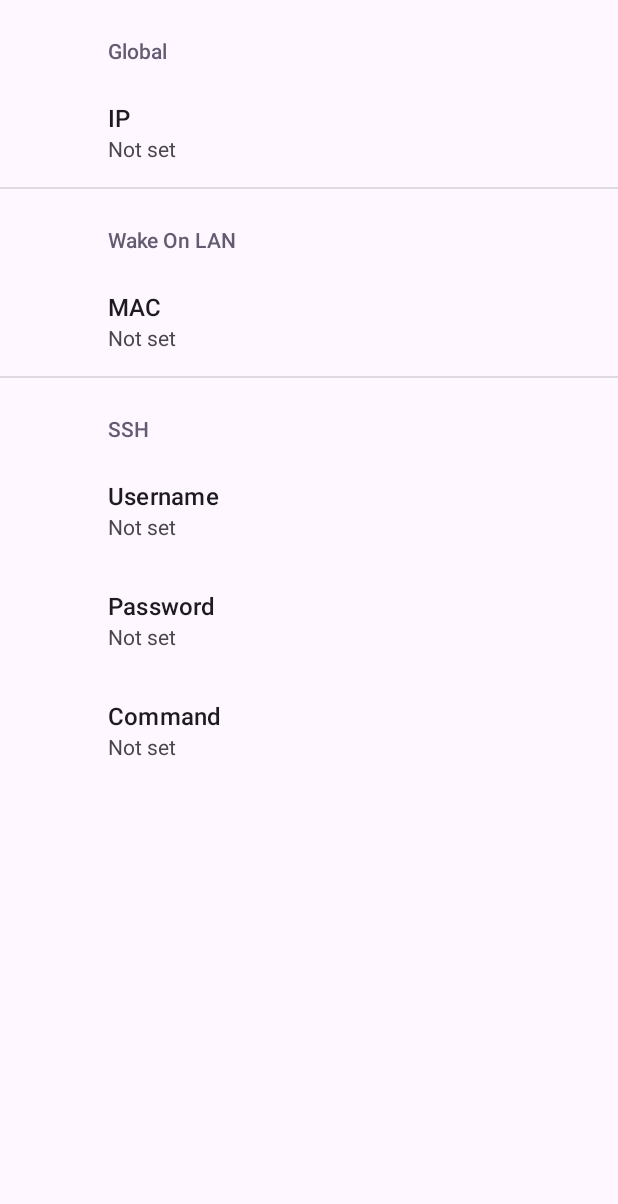
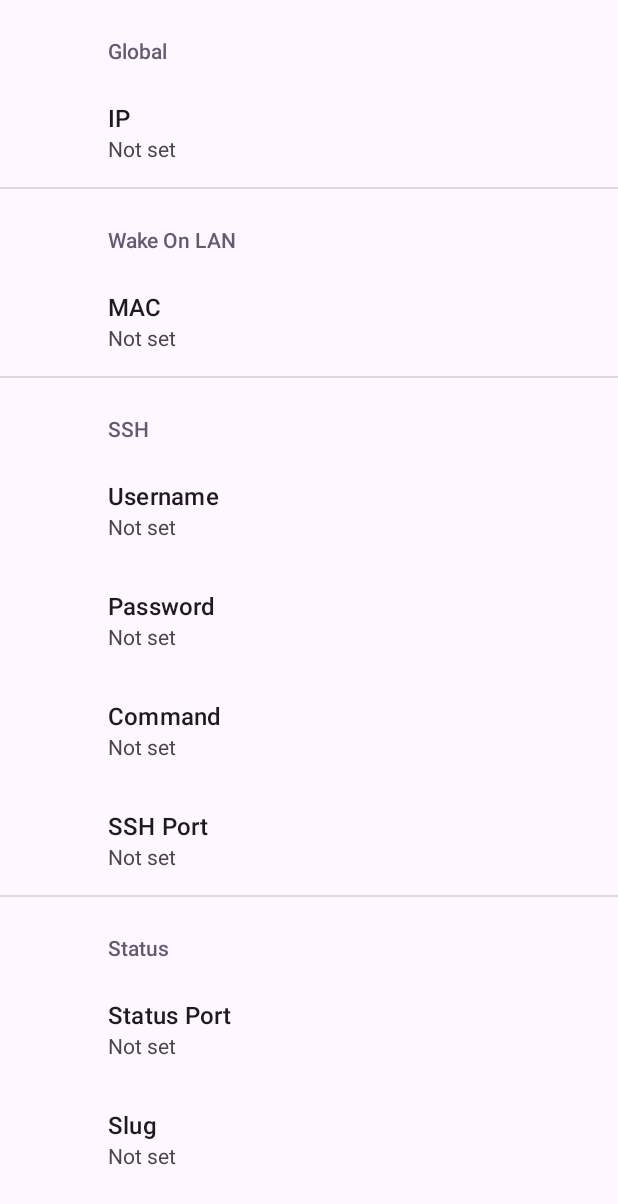
Before and after one commit to Nytuo/LocalServerRemote, an Android app: the SettingsActivity screen opened directly, with no data from a screen before it, on a phone screen of 412 x 824 dp. Shown: the top 1204 px of the screen. Run offline under Robolectric (Android 15) with nearby library versions, the phone set to English and light mode, and no system bars; our stand-ins replace androidx.preference.

Commit message:
- Adding more customization - Adding the possibility to look for a specific address instead of just the host/ip.

```diff
--- a/app/src/main/AndroidManifest.xml
+++ b/app/src/main/AndroidManifest.xml
@@ -13,6 +13,7 @@
         android:roundIcon="@mipmap/ic_launcher_round"
         android:supportsRtl="true"
         android:theme="@style/Theme.BatRemote"
+        android:usesCleartextTraffic="true"
         tools:targetApi="31">
         <activity
             android:name=".SettingsActivity"
--- a/app/src/main/java/com/nytuo/batremote/SSHManager.java
+++ b/app/src/main/java/com/nytuo/batremote/SSHManager.java
@@ -10,18 +10,20 @@ public class SSHManager {
     private final String host;
     private final String username;
     private final String password;
+    private final int port;
 
-    public SSHManager(String host, String username, String password) {
+    public SSHManager(String host, String username, String password, int port) {
         this.host = host;
         this.username = username;
         this.password = password;
+        this.port = port;
     }
 
     public String executeCommand(String command) {
         StringBuilder output = new StringBuilder();
         try {
             JSch jsch = new JSch();
-            Session session = jsch.getSession(username, host, 22); // SSH port
+            Session session = jsch.getSession(username, host, port); // SSH port
             session.setPassword(password);
 
             // Avoid asking for key confirmation
--- a/app/src/main/res/values/strings.xml
+++ b/app/src/main/res/values/strings.xml
@@ -17,4 +17,8 @@
     <string name="username_title">Username</string>
     <string name="password_title">Password</string>
     <string name="command_title">Command</string>
+    <string name="ssh_port_title">SSH Port</string>
+    <string name="status_header">Status</string>
+    <string name="status_port_title">Status Port</string>
+    <string name="slug_title">Slug</string>
 </resources>
--- a/app/src/main/res/xml/root_preferences.xml
+++ b/app/src/main/res/xml/root_preferences.xml
@@ -19,7 +19,7 @@
     </PreferenceCategory>
     <PreferenceCategory
 
-        app:title="@string/ssh_header" >
+        app:title="@string/ssh_header">
         <EditTextPreference
             app:key="username"
             app:title="@string/username_title"
@@ -34,6 +34,25 @@
             app:key="command"
             app:title="@string/command_title"
             app:useSimpleSummaryProvider="true" />
+        <EditTextPreference
+            app:key="sshport"
+            app:title="@string/ssh_port_title"
+            app:useSimpleSummaryProvider="true" />
+    </PreferenceCategory>
+    <PreferenceCategory
+
+        app:title="@string/status_header">
+        <EditTextPreference
+
+            app:key="status_port"
+            app:title="@string/status_port_title"
+            app:useSimpleSummaryProvider="true" />
+        <EditTextPreference
+
+
+            app:key="slug"
+            app:title="@string/slug_title"
+            app:useSimpleSummaryProvider="true" />
     </PreferenceCategory>
 
 </PreferenceScreen>
```
Also changed, not shown: app/src/main/java/com/nytuo/batremote/MainActivity.java (+47 -9 lines).
